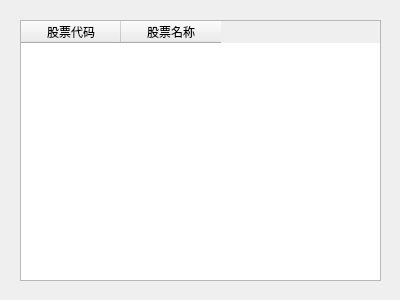
Qt form QtDesign/SearchResult.ui (victor647/QuantumStockTrade) before a commit.
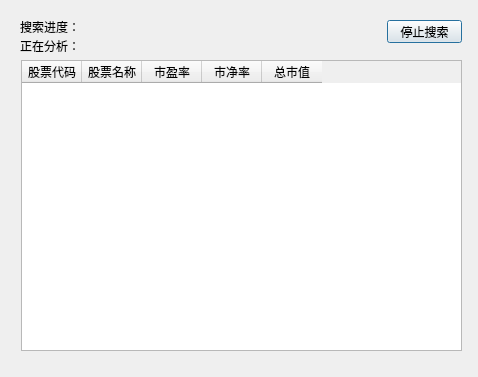
The same form after that commit.

```diff
--- a/QtDesign/SearchResult.ui
+++ b/QtDesign/SearchResult.ui
@@ -6,8 +6,8 @@
    <rect>
     <x>0</x>
     <y>0</y>
-    <width>400</width>
-    <height>300</height>
+    <width>478</width>
+    <height>377</height>
    </rect>
   </property>
   <property name="windowTitle">
@@ -16,12 +16,18 @@
   <widget class="QTableWidget" name="tblStockList">
    <property name="geometry">
     <rect>
-     <x>20</x>
-     <y>20</y>
-     <width>361</width>
-     <height>261</height>
+     <x>21</x>
+     <y>60</y>
+     <width>441</width>
+     <height>291</height>
     </rect>
    </property>
+   <attribute name="horizontalHeaderDefaultSectionSize">
+    <number>60</number>
+   </attribute>
+   <attribute name="horizontalHeaderShowSortIndicator" stdset="0">
+    <bool>true</bool>
+   </attribute>
    <column>
     <property name="text">
      <string>股票代码</string>
@@ -32,6 +38,60 @@
      <string>股票名称</string>
     </property>
    </column>
+   <column>
+    <property name="text">
+     <string>市盈率</string>
+    </property>
+   </column>
+   <column>
+    <property name="text">
+     <string>市净率</string>
+    </property>
+   </column>
+   <column>
+    <property name="text">
+     <string>总市值</string>
+    </property>
+   </column>
+  </widget>
+  <widget class="QPushButton" name="btnStopSearching">
+   <property name="geometry">
+    <rect>
+     <x>387</x>
+     <y>20</y>
+     <width>75</width>
+     <height>23</height>
+    </rect>
+   </property>
+   <property name="text">
+    <string>停止搜索</string>
+   </property>
+  </widget>
+  <widget class="QWidget" name="">
+   <property name="geometry">
+    <rect>
+     <x>20</x>
+     <y>20</y>
+     <width>301</width>
+     <height>32</height>
+    </rect>
+   </property>
+   <layout class="QVBoxLayout" name="verticalLayout">
+    <item>
+     <widget class="QLabel" name="lblSearchProgress">
+      <property name="text">
+       <string>搜索进度：</string>
+      </property>
+     </widget>
+    </item>
+    <item>
+     <widget class="QLabel" name="lblCurrentAnalyzing">
+      <property name="text">
+       <string>正在分析：</string>
+      </property>
+     </widget>
+    </item>
+   </layout>
   </widget>
  </widget>
  <resources/>
```
Left out of the diff: 39 changed lines with no effect on the pictures.
